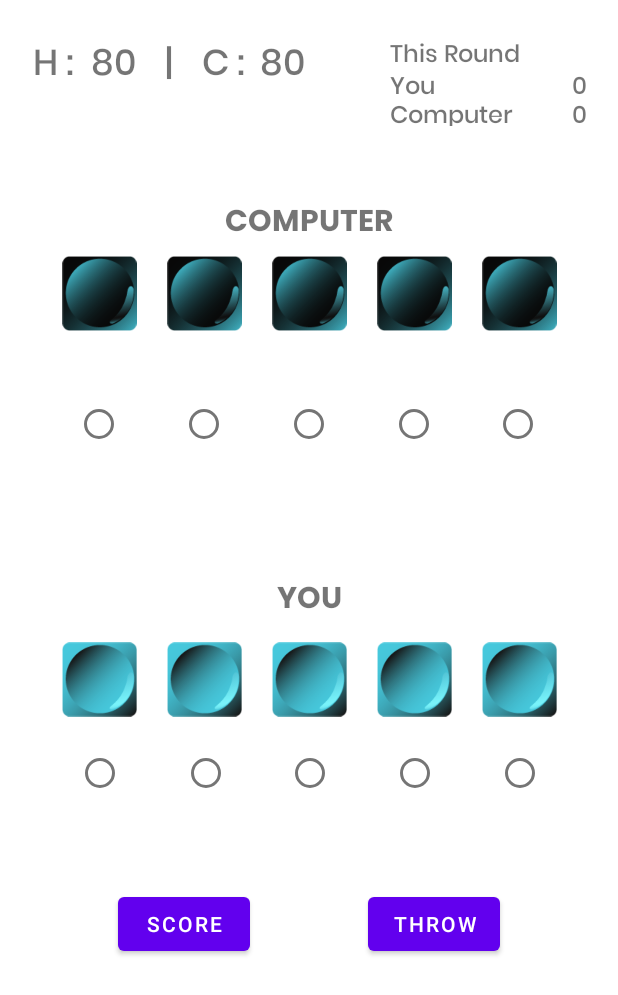
After one commit to MalithSrineth/MobileCW-01_2023, an Android app: the GameScreen screen opened directly, with no data from a screen before it, on a phone screen of 412 x 824 dp. The commit adds this screen. Shown: the top 995 px of the screen. Run offline under Robolectric (Android 15) with nearby library versions, the phone set to English and light mode, and no system bars.

Commit message:
Total displays for one round

```diff
--- a/app/src/main/AndroidManifest.xml
+++ b/app/src/main/AndroidManifest.xml
@@ -11,7 +11,7 @@
         android:theme="@style/Theme.MobileCoursework01"
         tools:targetApi="31">
         <activity
-            android:name=".gameScreen"
+            android:name=".GameScreen"
             android:exported="false" />
         <activity
             android:name=".MainActivity"
--- /dev/null
+++ b/app/src/main/java/com/example/mobilecoursework01/GameScreen.kt
@@ -0,0 +1,226 @@
+package com.example.mobilecoursework01
+
+import androidx.appcompat.app.AppCompatActivity
+import android.os.Bundle
+import android.widget.Button
+import android.widget.ImageView
+import android.widget.RadioButton
+import android.widget.TextView
+import java.util.*
+
+class GameScreen : AppCompatActivity() {
+
+    private lateinit var c1Holder: ImageView
+    private lateinit var c2Holder: ImageView
+    private lateinit var c3Holder: ImageView
+    private lateinit var c4Holder: ImageView
+    private lateinit var c5Holder: ImageView
+
+    private lateinit var h1Holder: ImageView
+    private lateinit var h2Holder: ImageView
+    private lateinit var h3Holder: ImageView
+    private lateinit var h4Holder: ImageView
+    private lateinit var h5Holder: ImageView
+
+    private lateinit var rbc1: RadioButton
+    private lateinit var rbc2: RadioButton
+    private lateinit var rbc3: RadioButton
+    private lateinit var rbc4: RadioButton
+    private lateinit var rbc5: RadioButton
+
+    private lateinit var rbh1: RadioButton
+    private lateinit var rbh2: RadioButton
+    private lateinit var rbh3: RadioButton
+    private lateinit var rbh4: RadioButton
+    private lateinit var rbh5: RadioButton
+
+    private var throwCounter = 0
+    private var roundSumHuman = 0
+    private var roundSumComputer = 0
+
+    private lateinit var humanRoundScore: TextView
+    private lateinit var computerRoundScore: TextView
+
+    private lateinit var btnThrow: Button
+    private lateinit var btnScore: Button
+
+    private var selectedDiceMapC: Map<ImageView, RadioButton> = mapOf()
+    private var selectedDiceMapH: Map<ImageView, RadioButton> = mapOf()
+
+    private val currentDiceImagesHuman = mutableListOf<ImageView>()
+
+
+    override fun onCreate(savedInstanceState: Bundle?) {
+        super.onCreate(savedInstanceState)
+        setContentView(R.layout.activity_game_screen)
+
+        c1Holder = findViewById<ImageView>(R.id.c1Holder)
+        c2Holder = findViewById<ImageView>(R.id.c2Holder)
+        c3Holder = findViewById<ImageView>(R.id.c3Holder)
+        c4Holder = findViewById<ImageView>(R.id.c4Holder)
+        c5Holder = findViewById<ImageView>(R.id.c5Holder)
+
+        h1Holder = findViewById<ImageView>(R.id.h1Holder)
+        h2Holder = findViewById<ImageView>(R.id.h2Holder)
+        h3Holder = findViewById<ImageView>(R.id.h3Holder)
+        h4Holder = findViewById<ImageView>(R.id.h4Holder)
+        h5Holder = findViewById<ImageView>(R.id.h5Holder)
+
+        rbc1 = findViewById<RadioButton>(R.id.rbc1)
+        rbc2 = findViewById<RadioButton>(R.id.rbc2)
+        rbc3 = findViewById<RadioButton>(R.id.rbc3)
+        rbc4 = findViewById<RadioButton>(R.id.rbc4)
+        rbc5 = findViewById<RadioButton>(R.id.rbc5)
+
+        rbh1 = findViewById<RadioButton>(R.id.rbh1)
+        rbh2 = findViewById<RadioButton>(R.id.rbh2)
+        rbh3 = findViewById<RadioButton>(R.id.rbh3)
+        rbh4 = findViewById<RadioButton>(R.id.rbh4)
+        rbh5 = findViewById<RadioButton>(R.id.rbh5)
+
+        val imgDiceC1 = ImageView(this)
+        val imgDiceC2 = ImageView(this)
+        val imgDiceC3 = ImageView(this)
+        val imgDiceC4 = ImageView(this)
+        val imgDiceC5 = ImageView(this)
+        val imgDiceC6 = ImageView(this)
+
+        val imgDiceH1 = ImageView(this)
+        val imgDiceH2 = ImageView(this)
+        val imgDiceH3 = ImageView(this)
+        val imgDiceH4 = ImageView(this)
+        val imgDiceH5 = ImageView(this)
+        val imgDiceH6 = ImageView(this)
+
+        imgDiceC1.setImageResource(R.drawable.c1)
+        imgDiceC2.setImageResource(R.drawable.c2)
+        imgDiceC3.setImageResource(R.drawable.c3)
+        imgDiceC4.setImageResource(R.drawable.c4)
+        imgDiceC5.setImageResource(R.drawable.c5)
+        imgDiceC6.setImageResource(R.drawable.c6)
+
+        imgDiceH1.setImageResource(R.drawable.h1)
+        imgDiceH2.setImageResource(R.drawable.h2)
+        imgDiceH3.setImageResource(R.drawable.h3)
+        imgDiceH4.setImageResource(R.drawable.h4)
+        imgDiceH5.setImageResource(R.drawable.h5)
+        imgDiceH6.setImageResource(R.drawable.h6)
+
+        imgDiceC1.tag = 1
+        imgDiceC2.tag = 2
+        imgDiceC3.tag = 3
+        imgDiceC4.tag = 4
+        imgDiceC5.tag = 5
+        imgDiceC6.tag = 6
+
+        imgDiceH1.tag = 1
+        imgDiceH2.tag = 2
+        imgDiceH3.tag = 3
+        imgDiceH4.tag = 4
+        imgDiceH5.tag = 5
+        imgDiceH6.tag = 6
+
+        humanRoundScore = findViewById<TextView>(R.id.humanRoundScore)
+        computerRoundScore = findViewById<TextView>(R.id.computerRoundScore)
+
+        btnThrow = findViewById<Button>(R.id.btnThrow)
+        btnScore = findViewById<Button>(R.id.btnScore)
+
+        val radioButtons = arrayOf(
+            rbc1, rbc2, rbc3, rbc4, rbc5,
+            rbh1, rbh2, rbh3, rbh4, rbh5
+        )
+
+        val radioButtonStates = BooleanArray(radioButtons.size)
+
+        for (i in radioButtons.indices) {
+            val radioButton = radioButtons[i]
+            radioButton.isChecked = radioButtonStates[i]
+
+            radioButton.setOnClickListener {
+                // Toggle the state of the clicked RadioButton
+                radioButtonStates[i] = !radioButtonStates[i]
+                radioButton.isChecked = radioButtonStates[i]
+            }
+        }
+
+        // Create a map of ImageView and RadioButton
+        selectedDiceMapC = mapOf(
+            c1Holder to rbc1,
+            c2Holder to rbc2,
+            c3Holder to rbc3,
+            c4Holder to rbc4,
+            c5Holder to rbc5
+        )
+
+        selectedDiceMapH = mapOf(
+            h1Holder to rbh1,
+            h2Holder to rbh2,
+            h3Holder to rbh3,
+            h4Holder to rbh4,
+            h5Holder to rbh5
+        )
+
+        btnThrow.setOnClickListener {
+            rollDice()
+        }
+
+        btnScore.setOnClickListener{
+            //roundSum = 0
+//            for (dice in listOf<ImageView>(imgDiceH1, imgDiceH2, imgDiceH3, imgDiceH4, imgDiceH5,  imgDiceH6)){
+//                roundSum += dice.tag as Int
+//            }
+//            for (dice in currentDiceImagesList){
+//                roundSum += dice.tag as Int
+//            }
+
+            humanRoundScore.text = "$roundSumHuman"
+            computerRoundScore.text = "$roundSumComputer"
+        }
+    }
+
+    private fun rollDice() {
+        roundSumHuman = 0
+        roundSumComputer = 0
+        val random = Random()
+        for ((dice, radioButton) in selectedDiceMapC) {
+            if (radioButton.isChecked) {
+                // If the RadioButton is checked, do not update the dice image
+                continue
+            }
+            var tempDiceScore: Int = random.nextInt(6) + 1
+            dice.setImageResource(getRandomDiceImage(tempDiceScore))
+            roundSumComputer += tempDiceScore
+        }
+
+        for ((dice, radioButton) in selectedDiceMapH) {
+            if (radioButton.isChecked) {
+                // If the RadioButton is checked, do not update the dice image
+                continue
+            }
+
+            var tempDiceScore: Int = random.nextInt(6) + 7
+            dice.setImageResource(getRandomDiceImage(tempDiceScore))
+            roundSumHuman += tempDiceScore - 6
+//            val diceImage = getRandomDiceImage(random.nextInt(6) + 7)
+//            dice.setImageResource(diceImage)
+        }
+    }
+
+    private fun getRandomDiceImage(value: Int): Int {
+        return when (value) {
+            1 -> R.drawable.c1
+            2 -> R.drawable.c2
+            3 -> R.drawable.c3
+            4 -> R.drawable.c4
+            5 -> R.drawable.c5
+            6 -> R.drawable.c6
+            7 -> R.drawable.h1
+            8 -> R.drawable.h2
+            9 -> R.drawable.h3
+            10 -> R.drawable.h4
+            11 -> R.drawable.h5
+            else -> R.drawable.h6
+        }
+    }
+}
--- a/app/src/main/java/com/example/mobilecoursework01/MainActivity.kt
+++ b/app/src/main/java/com/example/mobilecoursework01/MainActivity.kt
@@ -1,18 +1,10 @@
 package com.example.mobilecoursework01
 
-import android.content.Context
 import android.content.Intent
 import android.content.res.Configuration
 import androidx.appcompat.app.AppCompatActivity
 import android.os.Bundle
-import android.view.Gravity
-import android.view.LayoutInflater
-import android.view.View
-import android.view.ViewGroup
 import android.widget.Button
-import android.widget.ImageView
-import android.widget.PopupWindow
-import android.widget.TextView
 import androidx.appcompat.app.AlertDialog
 import androidx.constraintlayout.widget.ConstraintLayout
 
@@ -38,7 +30,7 @@ class MainActivity : AppCompatActivity() {
 
         val newGameButton: Button = findViewById(R.id.btnNewGme)
         newGameButton.setOnClickListener{
-            startActivity(Intent(this, gameScreen::class.java))
+            startActivity(Intent(this, GameScreen::class.java))
         }
 
 
--- a/app/src/main/java/com/example/mobilecoursework01/gameScreen.kt
+++ /dev/null
@@ -1,11 +0,0 @@
-package com.example.mobilecoursework01
-
-import androidx.appcompat.app.AppCompatActivity
-import android.os.Bundle
-
-class gameScreen : AppCompatActivity() {
-    override fun onCreate(savedInstanceState: Bundle?) {
-        super.onCreate(savedInstanceState)
-        setContentView(R.layout.activity_game_screen)
-    }
-}
--- a/app/src/main/res/layout/activity_game_screen.xml
+++ b/app/src/main/res/layout/activity_game_screen.xml
@@ -4,7 +4,7 @@
     xmlns:tools="http://schemas.android.com/tools"
     android:layout_width="match_parent"
     android:layout_height="match_parent"
-    tools:context=".gameScreen">
+    tools:context=".GameScreen">
 
     <RadioButton
         android:id="@+id/rbh1"
@@ -208,7 +208,7 @@
         android:layout_height="19dp"
         android:fontFamily="@font/poppins_medium"
         android:gravity="right"
-        android:text="101"
+        android:text="0"
         android:textSize="16sp"
         app:layout_constraintEnd_toStartOf="@+id/guideline2"
         app:layout_constraintTop_toBottomOf="@+id/humanRoundScore" />
```
